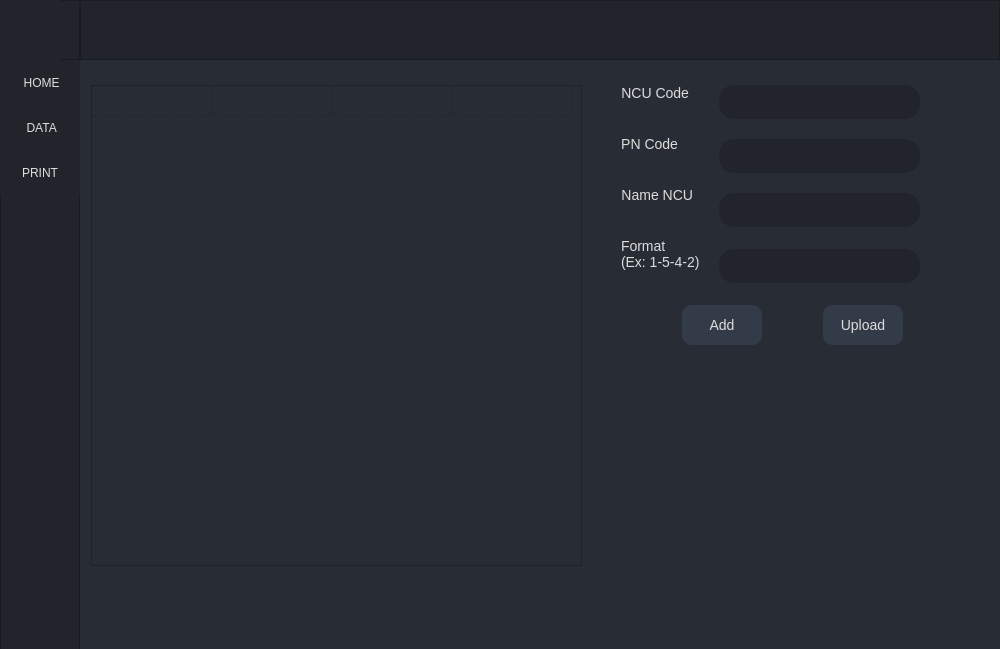
Qt form ScanVT2.ui (hoahoa3197/S01_SMT_2) before a commit.
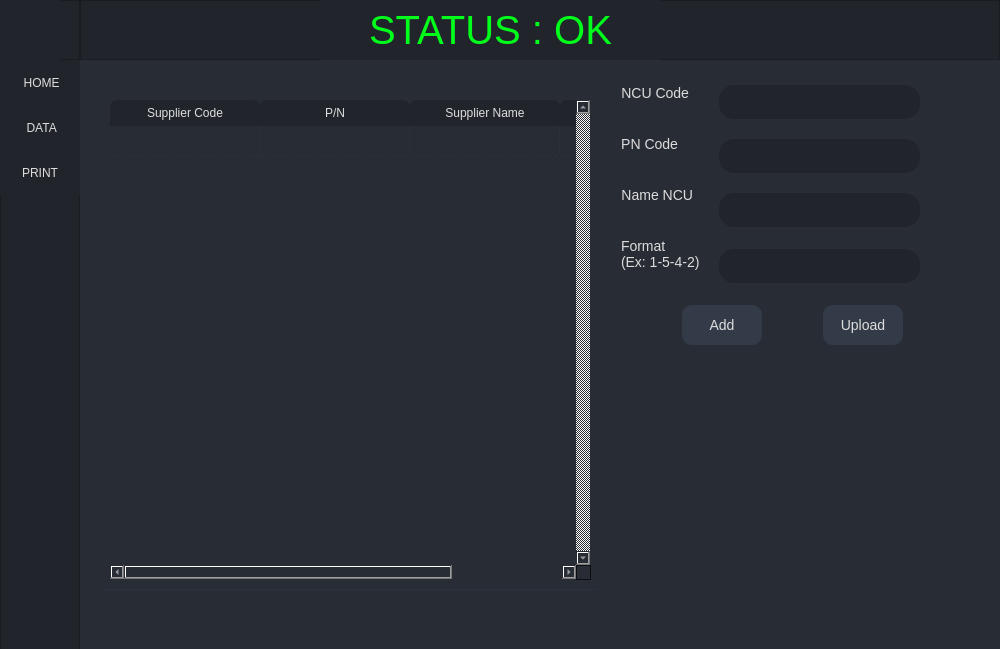
The same form after that commit. The open tabs and pages were chosen to show the change. Icons and pictures are not drawn.

What changed in the file:
```diff
--- a/ScanVT2.ui
+++ b/ScanVT2.ui
@@ -39,40 +39,6 @@
      <number>2</number>
     </property>
     <widget class="QWidget" name="homePage">
-     <widget class="QLabel" name="lbLog">
-      <property name="geometry">
-       <rect>
-        <x>0</x>
-        <y>360</y>
-        <width>341</width>
-        <height>31</height>
-       </rect>
-      </property>
-      <property name="font">
-       <font>
-        <family>Segoe UI</family>
-        <pointsize>-1</pointsize>
-        <weight>50</weight>
-        <italic>false</italic>
-        <bold>false</bold>
-       </font>
-      </property>
-      <property name="autoFillBackground">
-       <bool>false</bool>
-      </property>
-      <property name="styleSheet">
-       <string notr="true">
-color : #DA1818;
-font-size:20px;
-</string>
-      </property>
-      <property name="text">
-       <string/>
-      </property>
-      <property name="alignment">
-       <set>Qt::AlignLeading|Qt::AlignLeft|Qt::AlignVCenter</set>
-      </property>
-     </widget>
      <widget class="QPlainTextEdit" name="textArea">
       <property name="geometry">
        <rect>
@@ -521,100 +487,6 @@
      </widget>
     </widget>
     <widget class="QWidget" name="dataPage">
-     <widget class="QTableWidget" name="dataTableWidget">
-      <property name="geometry">
-       <rect>
-        <x>1</x>
-        <y>25</y>
-        <width>491</width>
-        <height>481</height>
-       </rect>
-      </property>
-      <property name="verticalScrollBarPolicy">
-       <enum>Qt::ScrollBarAsNeeded</enum>
-      </property>
-      <property name="horizontalScrollBarPolicy">
-       <enum>Qt::ScrollBarAlwaysOff</enum>
-      </property>
-      <property name="gridStyle">
-       <enum>Qt::DashDotDotLine</enum>
-      </property>
-      <property name="rowCount">
-       <number>1</number>
-      </property>
-      <attribute name="horizontalHeaderVisible">
-       <bool>false</bool>
-      </attribute>
-      <attribute name="horizontalHeaderCascadingSectionResizes">
-       <bool>true</bool>
-      </attribute>
-      <attribute name="horizontalHeaderDefaultSectionSize">
-       <number>120</number>
-      </attribute>
-      <attribute name="horizontalHeaderStretchLastSection">
-       <bool>false</bool>
-      </attribute>
-      <attribute name="verticalHeaderVisible">
-       <bool>false</bool>
-      </attribute>
-      <row/>
-      <column>
-       <property name="text">
-        <string>Mã NCU</string>
-       </property>
-       <property name="foreground">
-        <brush brushstyle="SolidPattern">
-         <color alpha="255">
-          <red>0</red>
-          <green>0</green>
-          <blue>0</blue>
-         </color>
-        </brush>
-       </property>
-      </column>
-      <column>
-       <property name="text">
-        <string>PN</string>
-       </property>
-       <property name="foreground">
-        <brush brushstyle="SolidPattern">
-         <color alpha="255">
-          <red>0</red>
-          <green>0</green>
-          <blue>0</blue>
-         </color>
-        </brush>
-       </property>
-      </column>
-      <column>
-       <property name="text">
-        <string>Tên NCU</string>
-       </property>
-       <property name="foreground">
-        <brush brushstyle="SolidPattern">
-         <color alpha="255">
-          <red>0</red>
-          <green>0</green>
-          <blue>0</blue>
-         </color>
-        </brush>
-       </property>
-      </column>
-      <column>
-       <property name="text">
-        <string>Format</string>
-       </property>
-       <property name="foreground">
-        <brush brushstyle="SolidPattern">
-         <color alpha="255">
-          <red>0</red>
-          <green>0</green>
-          <blue>0</blue>
-         </color>
-        </brush>
-       </property>
-      </column>
-     </widget>
      <widget class="QLineEdit" name="txtnameNCU">
       <property name="geometry">
        <rect>
@@ -787,7 +659,7 @@
        <string>Upload</string>
       </property>
      </widget>
-     <widget class="QWidget" name="">
+     <widget class="QWidget" name="layoutWidget">
       <property name="geometry">
        <rect>
         <x>531</x>
@@ -865,6 +737,372 @@
        </item>
       </layout>
      </widget>
+     <widget class="QTableWidget" name="dataTableWidget">
+      <property name="geometry">
+       <rect>
+        <x>10</x>
+        <y>30</y>
+        <width>500</width>
+        <height>500</height>
+       </rect>
+      </property>
+      <property name="sizePolicy">
+       <sizepolicy hsizetype="Expanding" vsizetype="Expanding">
+        <horstretch>0</horstretch>
+        <verstretch>0</verstretch>
+       </sizepolicy>
+      </property>
+      <property name="palette">
+       <palette>
+        <active>
+         <colorrole role="WindowText">
+          <brush brushstyle="SolidPattern">
+           <color alpha="255">
+            <red>221</red>
+            <green>221</green>
+            <blue>221</blue>
+           </color>
+          </brush>
+         </colorrole>
+         <colorrole role="Button">
+          <brush brushstyle="SolidPattern">
+           <color alpha="0">
+            <red>0</red>
+            <green>0</green>
+            <blue>0</blue>
+           </color>
+          </brush>
+         </colorrole>
+         <colorrole role="Text">
+          <brush brushstyle="SolidPattern">
+           <color alpha="255">
+            <red>221</red>
+            <green>221</green>
+            <blue>221</blue>
+           </color>
+          </brush>
+         </colorrole>
+         <colorrole role="ButtonText">
+          <brush brushstyle="SolidPattern">
+           <color alpha="255">
+            <red>221</red>
+            <green>221</green>
+            <blue>221</blue>
+           </color>
+          </brush>
+         </colorrole>
+         <colorrole role="Base">
+          <brush brushstyle="NoBrush">
+           <color alpha="255">
+            <red>0</red>
+            <green>0</green>
+            <blue>0</blue>
+           </color>
+          </brush>
+         </colorrole>
+         <colorrole role="Window">
+          <brush brushstyle="SolidPattern">
+           <color alpha="0">
+            <red>0</red>
+            <green>0</green>
+            <blue>0</blue>
+           </color>
+          </brush>
+         </colorrole>
+         <colorrole role="PlaceholderText">
+          <brush brushstyle="SolidPattern">
+           <color alpha="255">
+            <red>221</red>
+            <green>221</green>
+            <blue>221</blue>
+           </color>
+          </brush>
+         </colorrole>
+        </active>
+        <inactive>
+         <colorrole role="WindowText">
+          <brush brushstyle="SolidPattern">
+           <color alpha="255">
+            <red>221</red>
+            <green>221</green>
+            <blue>221</blue>
+           </color>
+          </brush>
+         </colorrole>
+         <colorrole role="Button">
+          <brush brushstyle="SolidPattern">
+           <color alpha="0">
+            <red>0</red>
+            <green>0</green>
+            <blue>0</blue>
+           </color>
+          </brush>
+         </colorrole>
+         <colorrole role="Text">
+          <brush brushstyle="SolidPattern">
+           <color alpha="255">
+            <red>221</red>
+            <green>221</green>
+            <blue>221</blue>
+           </color>
+          </brush>
+         </colorrole>
+         <colorrole role="ButtonText">
+          <brush brushstyle="SolidPattern">
+           <color alpha="255">
+            <red>221</red>
+            <green>221</green>
+            <blue>221</blue>
+           </color>
+          </brush>
+         </colorrole>
+         <colorrole role="Base">
+          <brush brushstyle="NoBrush">
+           <color alpha="255">
+            <red>0</red>
+            <green>0</green>
+            <blue>0</blue>
+           </color>
+          </brush>
+         </colorrole>
+         <colorrole role="Window">
+          <brush brushstyle="SolidPattern">
+           <color alpha="0">
+            <red>0</red>
+            <green>0</green>
+            <blue>0</blue>
+           </color>
+          </brush>
+         </colorrole>
+         <colorrole role="PlaceholderText">
+          <brush brushstyle="SolidPattern">
+           <color alpha="255">
+            <red>221</red>
+            <green>221</green>
+            <blue>221</blue>
+           </color>
+          </brush>
+         </colorrole>
+        </inactive>
+        <disabled>
+         <colorrole role="WindowText">
+          <brush brushstyle="SolidPattern">
+           <color alpha="255">
+            <red>221</red>
+            <green>221</green>
+            <blue>221</blue>
+           </color>
+          </brush>
+         </colorrole>
+         <colorrole role="Button">
+          <brush brushstyle="SolidPattern">
+           <color alpha="0">
+            <red>0</red>
+            <green>0</green>
+            <blue>0</blue>
+           </color>
+          </brush>
+         </colorrole>
+         <colorrole role="Text">
+          <brush brushstyle="SolidPattern">
+           <color alpha="255">
+            <red>221</red>
+            <green>221</green>
+            <blue>221</blue>
+           </color>
+          </brush>
+         </colorrole>
+         <colorrole role="ButtonText">
+          <brush brushstyle="SolidPattern">
+           <color alpha="255">
+            <red>221</red>
+            <green>221</green>
+            <blue>221</blue>
+           </color>
+          </brush>
+         </colorrole>
+         <colorrole role="Base">
+          <brush brushstyle="NoBrush">
+           <color alpha="255">
+            <red>0</red>
+            <green>0</green>
+            <blue>0</blue>
+           </color>
+          </brush>
+         </colorrole>
+         <colorrole role="Window">
+          <brush brushstyle="SolidPattern">
+           <color alpha="0">
+            <red>0</red>
+            <green>0</green>
+            <blue>0</blue>
+           </color>
+          </brush>
+         </colorrole>
+         <colorrole role="PlaceholderText">
+          <brush brushstyle="SolidPattern">
+           <color alpha="255">
+            <red>221</red>
+            <green>221</green>
+            <blue>221</blue>
+           </color>
+          </brush>
+         </colorrole>
+        </disabled>
+       </palette>
+      </property>
+      <property name="styleSheet">
+       <string notr="true">
+QTableWidget {
+     background-color: transparent;
+     padding: 10px;
+     border-radius: 5px;
+     gridline-color: rgb(44, 49, 58);
+     border-bottom: 1px solid rgb(44, 49, 60);
+    
+}
+
+QTableWidget::item {
+     border-color: rgb(44, 49, 60);
+     padding-left: 5px;
+     padding-right: 5px;
+     gridline-color: rgb(44, 49, 60);
+    
+}
+
+QTableWidget::item:selected {
+     background-color: rgb(189, 147, 249);
+    
+}
+
+QHeaderView::section {
+     background-color: rgb(33, 37, 43);
+     max-width: 30px;
+     border: 1px solid rgb(44, 49, 58);
+     border-style: none;
+     border-bottom: 1px solid rgb(44, 49, 60);
+     border-right: 1px solid rgb(44, 49, 60);
+    
+}
+
+QTableWidget::horizontalHeader {
+     background-color: rgb(33, 37, 43);
+    
+}
+
+QHeaderView::section:horizontal {
+     border: 1px solid rgb(33, 37, 43);
+     background-color: rgb(33, 37, 43);
+     padding: 3px;
+     border-top-left-radius: 7px;
+     border-top-right-radius: 7px;
+    
+}
+
+QHeaderView::section:vertical {
+     border: 1px solid rgb(44, 49, 60);
+    
+}
+
+</string>
+      </property>
+      <property name="frameShape">
+       <enum>QFrame::NoFrame</enum>
+      </property>
+      <property name="verticalScrollBarPolicy">
+       <enum>Qt::ScrollBarAlwaysOn</enum>
+      </property>
+      <property name="sizeAdjustPolicy">
+       <enum>QAbstractScrollArea::AdjustToContents</enum>
+      </property>
+      <property name="autoScrollMargin">
+       <number>16</number>
+      </property>
+      <property name="editTriggers">
+       <set>QAbstractItemView::NoEditTriggers</set>
+      </property>
+      <property name="selectionMode">
+       <enum>QAbstractItemView::SingleSelection</enum>
+      </property>
+      <property name="selectionBehavior">
+       <enum>QAbstractItemView::SelectRows</enum>
+      </property>
+      <property name="showGrid">
+       <bool>true</bool>
+      </property>
+      <property name="gridStyle">
+       <enum>Qt::DashLine</enum>
+      </property>
+      <property name="sortingEnabled">
+       <bool>false</bool>
+      </property>
+      <attribute name="horizontalHeaderVisible">
+       <bool>true</bool>
+      </attribute>
+      <attribute name="horizontalHeaderCascadingSectionResizes">
+       <bool>true</bool>
+      </attribute>
+      <attribute name="horizontalHeaderMinimumSectionSize">
+       <number>30</number>
+      </attribute>
+      <attribute name="horizontalHeaderDefaultSectionSize">
+       <number>150</number>
+      </attribute>
+      <attribute name="horizontalHeaderShowSortIndicator" stdset="0">
+       <bool>false</bool>
+      </attribute>
+      <attribute name="horizontalHeaderStretchLastSection">
+       <bool>true</bool>
+      </attribute>
+      <attribute name="verticalHeaderVisible">
+       <bool>false</bool>
+      </attribute>
+      <attribute name="verticalHeaderCascadingSectionResizes">
+       <bool>false</bool>
+      </attribute>
+      <attribute name="verticalHeaderMinimumSectionSize">
+       <number>30</number>
+      </attribute>
+      <attribute name="verticalHeaderDefaultSectionSize">
+       <number>30</number>
+      </attribute>
+      <attribute name="verticalHeaderHighlightSections">
+       <bool>false</bool>
+      </attribute>
+      <attribute name="verticalHeaderStretchLastSection">
+       <bool>false</bool>
+      </attribute>
+      <row>
+       <property name="text">
+        <string>1</string>
+       </property>
+      </row>
+      <column>
+       <property name="text">
+        <string>Supplier Code</string>
+       </property>
+      </column>
+      <column>
+       <property name="text">
+        <string>P/N</string>
+       </property>
+      </column>
+      <column>
+       <property name="text">
+        <string>Supplier Name</string>
+       </property>
+      </column>
+      <column>
+       <property name="text">
+        <string>Format</string>
+       </property>
+      </column>
+      <item row="0" column="0">
+       <property name="text">
+        <string/>
+       </property>
+      </item>
+     </widget>
     </widget>
     <widget class="QWidget" name="pagePrinterConfig">
      <widget class="QLineEdit" name="txtHost">
@@ -1121,6 +1359,40 @@
     <property name="frameShadow">
      <enum>QFrame::Raised</enum>
     </property>
+    <widget class="QLabel" name="lbLog">
+     <property name="geometry">
+      <rect>
+       <x>240</x>
+       <y>0</y>
+       <width>341</width>
+       <height>60</height>
+      </rect>
+     </property>
+     <property name="font">
+      <font>
+       <family>Segoe UI</family>
+       <pointsize>-1</pointsize>
+       <weight>50</weight>
+       <italic>false</italic>
+       <bold>false</bold>
+      </font>
+     </property>
+     <property name="autoFillBackground">
+      <bool>false</bool>
+     </property>
+     <property name="styleSheet">
+      <string notr="true">
+color : #00FF1A;
+font-size:40px;
+</string>
+     </property>
+     <property name="text">
+      <string>STATUS : OK</string>
+     </property>
+     <property name="alignment">
+      <set>Qt::AlignCenter</set>
+     </property>
+    </widget>
    </widget>
    <widget class="QFrame" name="frame_4">
     <property name="geometry">
```
Left out of the diff: 2 changed lines with no effect on the pictures.
